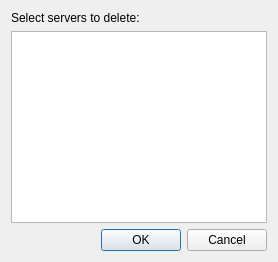
Old version of the form src/deleteserversdialog.ui in the repository velnias75/NetMauMau-Qt-Client.
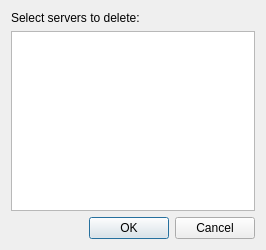
New version of the form.

Patch:
```diff
--- a/src/deleteserversdialog.ui
+++ b/src/deleteserversdialog.ui
@@ -2,6 +2,14 @@
 <ui version="4.0">
  <class>DeleteServersDialog</class>
  <widget class="QDialog" name="DeleteServersDialog">
+  <property name="geometry">
+   <rect>
+    <x>0</x>
+    <y>0</y>
+    <width>266</width>
+    <height>250</height>
+   </rect>
+  </property>
   <property name="windowTitle">
    <string>Delete servers</string>
   </property>
```
Left out of the diff: 3 changed lines with no effect on the pictures.
